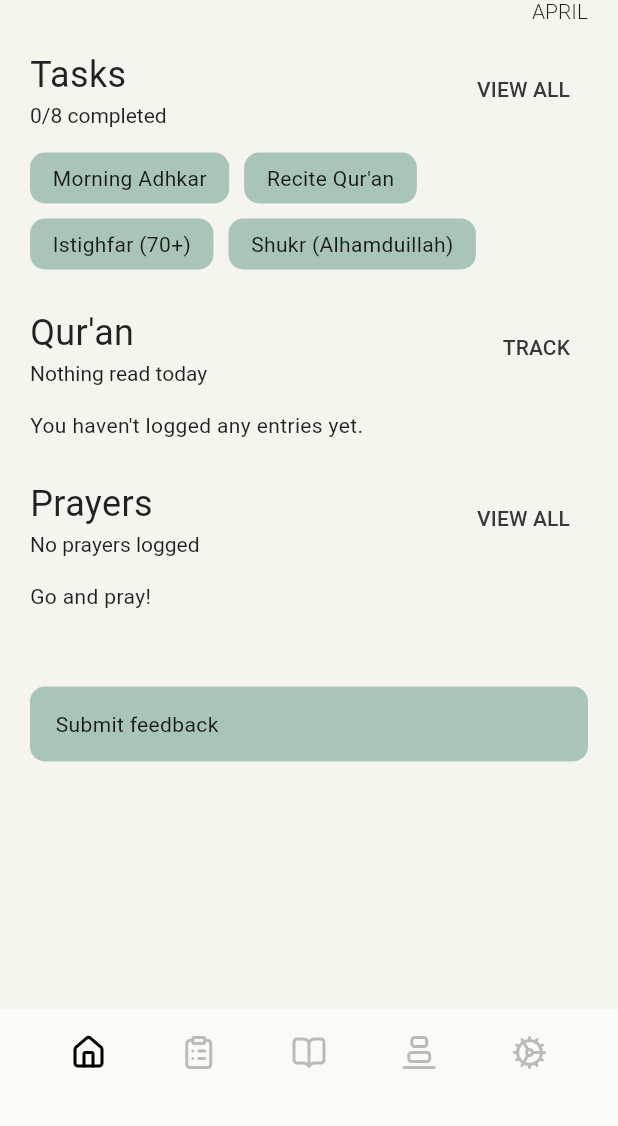
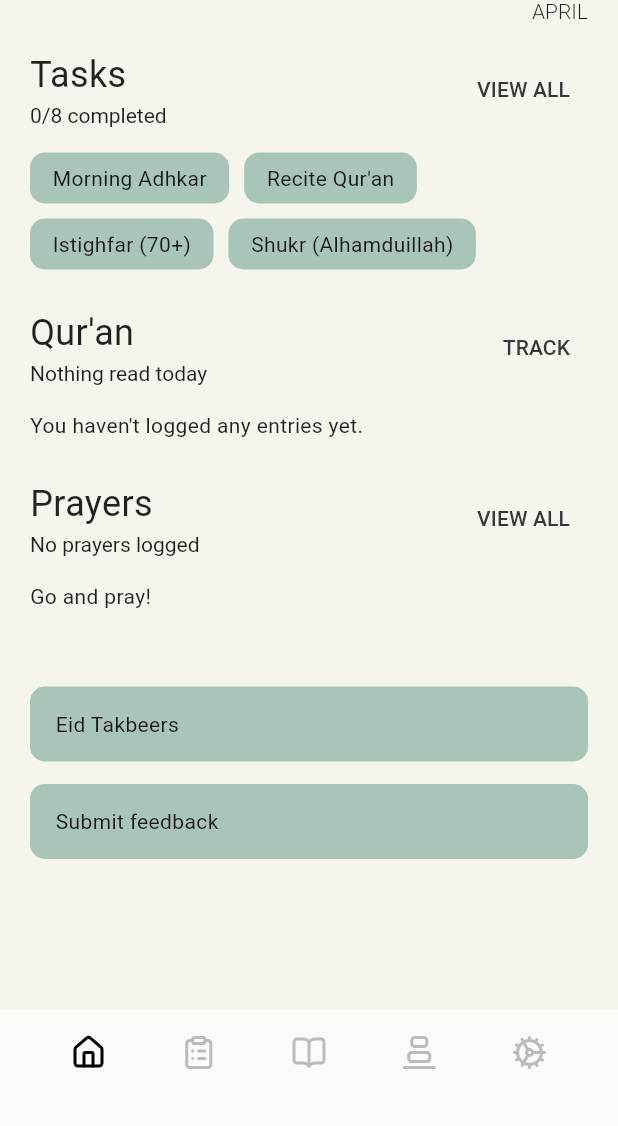
Before and after one commit to hkamran80/ramadan-taskminder, a Flutter app: the screen it shows after launch, on a phone screen of 412 x 824 dp, the part 110-1236 px from its top. Run offline on Flutter 3.47's test engine with Material 2 defaults, Android fonts, the phone set to English and light mode, and no system bars; our stand-ins replace go_router, google_fonts, hijri, hive_flutter, lucide_icons, package_info_plus and 1 more; accounts and stored records are empty; Roboto replaces fonts that are missing (Numans).

Commit message:
Add link to Eid Takbeer screen

```diff
--- a/lib/screens/home.dart
+++ b/lib/screens/home.dart
@@ -305,6 +305,11 @@ class _HomeScreenState extends State<HomeScreen> {
                           height: 50,
                         ),
                         WideCard(
+                          content: "Eid Takbeers",
+                          onTap: () => GoRouter.of(context).go("/eid-takbeer"),
+                        ),
+                        const SizedBox(height: 15),
+                        WideCard(
                           content: "Submit feedback",
                           onTap: () => _launchUrl(),
                         ),
```
